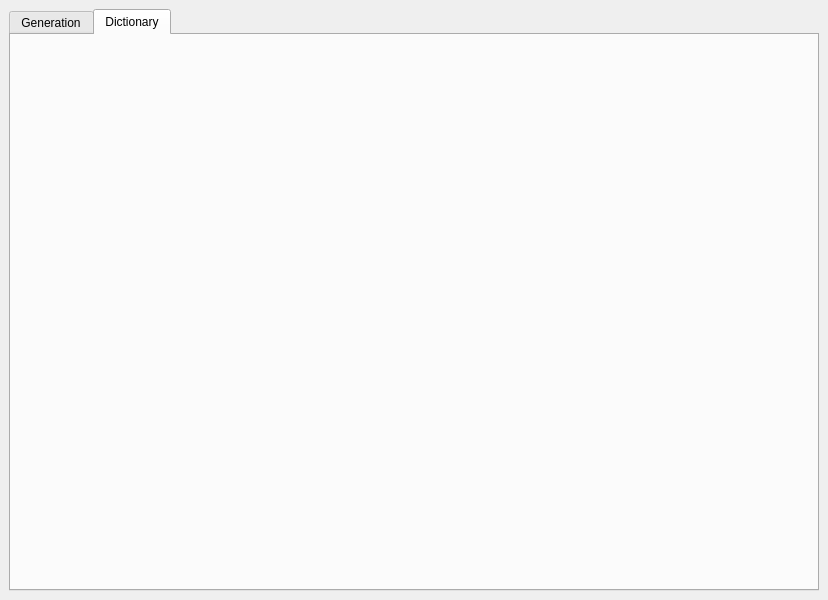
Above: forms/mainwindow.ui from maelm-Epita/Noupharen before the change. Below: the same form after it.
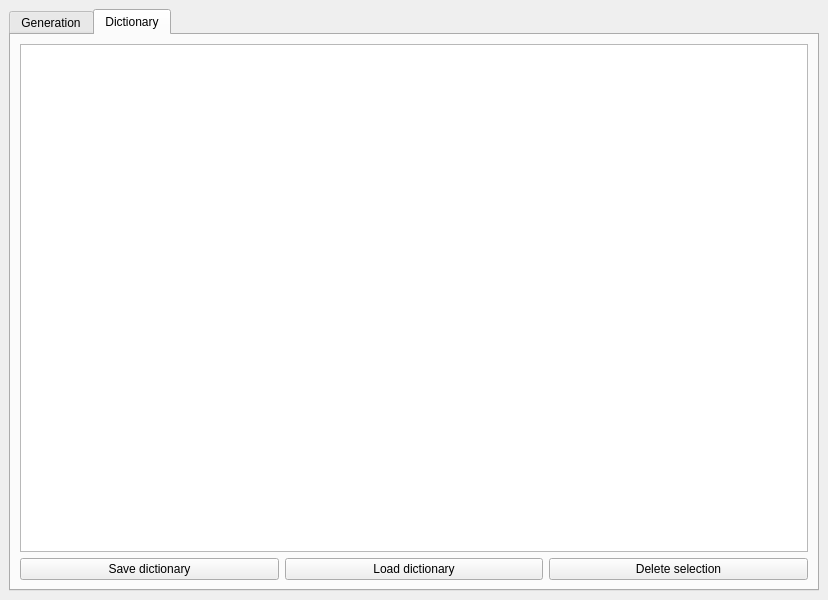
That is the form after the change. The open tabs and pages were chosen to show the change. Icons and pictures are not drawn.

Commit message: dictionary done with loading and saving to a file [TODO] lang settings saving and loading|

The edit to the form file:
```diff
--- a/forms/mainwindow.ui
+++ b/forms/mainwindow.ui
@@ -116,9 +116,16 @@
             </widget>
            </item>
            <item row="1" column="1">
-            <widget class="QPushButton" name="saveDictBtn">
+            <widget class="QPushButton" name="saveToDictBtn">
              <property name="text">
-              <string>Save to current dictionary</string>
+              <string>Send selection to current dictionary</string>
+             </property>
+            </widget>
+           </item>
+           <item row="1" column="0">
+            <widget class="QPushButton" name="clearOutBtn">
+             <property name="text">
+              <string>Clear Output</string>
              </property>
             </widget>
            </item>
@@ -246,6 +253,36 @@
        <attribute name="title">
         <string>Dictionary</string>
        </attribute>
+       <layout class="QGridLayout" name="gridLayout_6">
+        <item row="2" column="0">
+         <widget class="QPushButton" name="saveDictBtn">
+          <property name="text">
+           <string>Save dictionary</string>
+          </property>
+         </widget>
+        </item>
+        <item row="2" column="1">
+         <widget class="QPushButton" name="loadDictBtn">
+          <property name="text">
+           <string>Load dictionary</string>
+          </property>
+         </widget>
+        </item>
+        <item row="2" column="2">
+         <widget class="QPushButton" name="delDictBtn">
+          <property name="text">
+           <string>Delete selection</string>
+          </property>
+         </widget>
+        </item>
+        <item row="1" column="0" colspan="3">
+         <widget class="QTableView" name="dictTblView">
+          <attribute name="horizontalHeaderStretchLastSection">
+           <bool>true</bool>
+          </attribute>
+         </widget>
+        </item>
+       </layout>
       </widget>
      </widget>
     </item>
```
Left out of the diff: 16 changed lines with no effect on the pictures. The commit also changes 8 other files.
